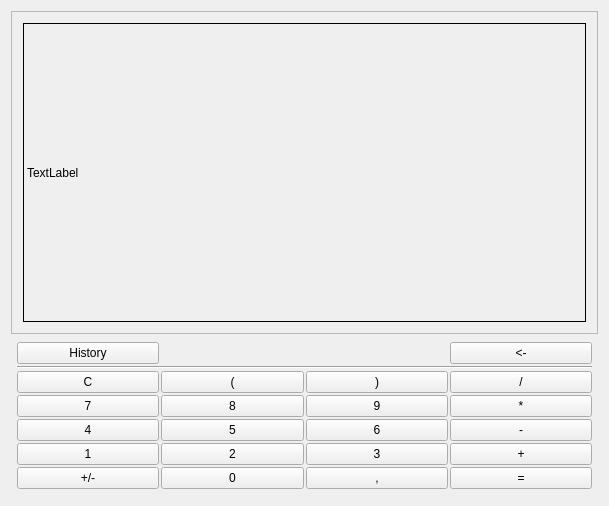
This is Calculator/mainwindow.ui in tqqqqt/SimpleCalculator as Qt 5 draws it before an edit. The edited form follows.
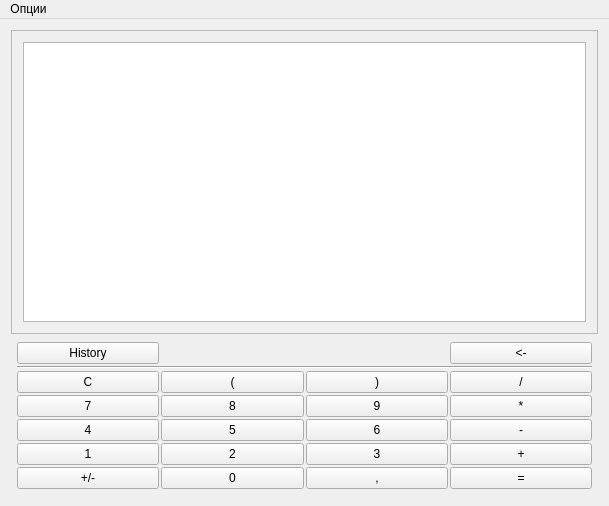
This is the edited form.

Commit message: change widget to display text

```diff
--- a/Calculator/mainwindow.ui
+++ b/Calculator/mainwindow.ui
@@ -28,22 +28,13 @@
       </property>
       <layout class="QVBoxLayout" name="verticalLayout_2">
        <item>
-        <widget class="QLabel" name="label">
+        <widget class="QTextEdit" name="label">
          <property name="font">
           <font>
-           <pointsize>9</pointsize>
+           <pointsize>10</pointsize>
           </font>
          </property>
-         <property name="frameShape">
-          <enum>QFrame::Box</enum>
-         </property>
-         <property name="text">
-          <string>TextLabel</string>
-         </property>
-         <property name="scaledContents">
-          <bool>true</bool>
-         </property>
-         <property name="wordWrap">
+         <property name="readOnly">
           <bool>true</bool>
          </property>
         </widget>
@@ -570,6 +561,13 @@
      <height>26</height>
     </rect>
    </property>
+   <widget class="QMenu" name="menu">
+    <property name="title">
+     <string>Опции</string>
+    </property>
+    <addaction name="action"/>
+   </widget>
+   <addaction name="menu"/>
   </widget>
  </widget>
  <layoutdefault spacing="6" margin="11"/>
```
Left out of the diff: 5 changed lines with no effect on the pictures. The commit also changes 1 other file.
